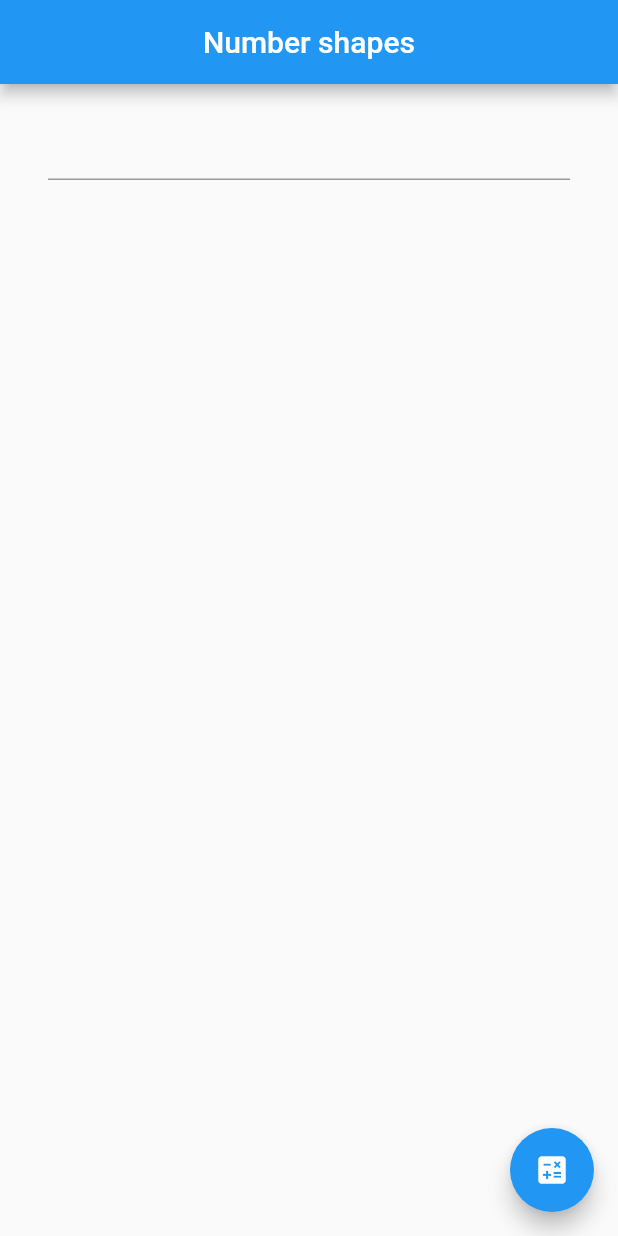
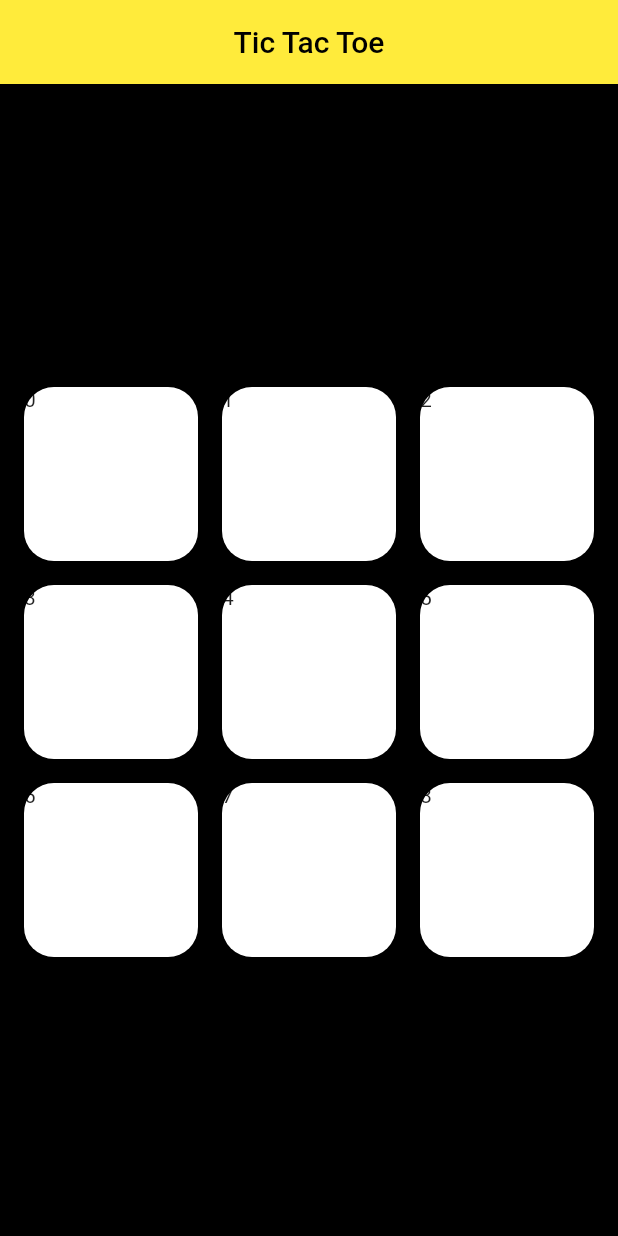
Before and after one commit to smitoi/teme_flutter, a Flutter app: the screen it shows after launch, on a phone screen of 412 x 824 dp. Run offline on Flutter 3.47's test engine with Material 2 defaults, Android fonts, the phone set to English and light mode, and no system bars; missing offline and left inert: audioplayer.

Commit message:
Added homework 3

```diff
--- a/lib/main.dart
+++ b/lib/main.dart
@@ -1,4 +1,4 @@
-import './tema02/number_shapes.dart' as app;
+import './tema03/tic_tac_toe.dart' as app;
 
 void main() {
   app.main();
--- /dev/null
+++ b/lib/tema03/basic_phrases.dart
@@ -0,0 +1,111 @@
+import 'package:flutter/material.dart';
+import 'package:audioplayer/audioplayer.dart';
+
+void main() {
+  runApp(const MyApp());
+}
+
+class MyApp extends StatelessWidget {
+  const MyApp({Key key}) : super(key: key);
+
+  @override
+  Widget build(BuildContext context) {
+    return const MaterialApp(
+      home: HomePage(),
+    );
+  }
+}
+
+class HomePage extends StatefulWidget {
+  const HomePage({Key key}) : super(key: key);
+
+  @override
+  _HomePageState createState() => _HomePageState();
+}
+
+class Phrase {
+  Phrase(this.phrase, this.url);
+
+  final String phrase;
+  final String url;
+}
+
+class _HomePageState extends State<HomePage> {
+  final AudioPlayer audioPlugin = AudioPlayer();
+  final List<Phrase> phrases = [
+    Phrase('Hello.',
+        'https://translate.google.com/translate_tts?ie=UTF-8&client=tw-ob&q=Hello&tl=en&total=1&idx=0&textlen=5'),
+    Phrase('Hallo.',
+        'https://translate.google.com/translate_tts?ie=UTF-8&client=tw-ob&q=Hallo&tl=de&total=1&idx=0&textlen=5'),
+    Phrase('How are you?',
+        'https://translate.google.com/translate_tts?ie=UTF-8&client=tw-ob&q=How%20are%20you%3F&tl=en&total=1&idx=0&textlen=12'),
+    Phrase('Wie geht es dir?',
+        'https://translate.google.com/translate_tts?ie=UTF-8&client=tw-ob&q=Wie%20geht%20es%20dir%3F&tl=de&total=1&idx=0&textlen=16'),
+    Phrase("I'm good thank you",
+        'https://translate.google.com/translate_tts?ie=UTF-8&client=tw-ob&q=i%27m%20good%20thank%20you&tl=en&total=1&idx=0&textlen=18'),
+    Phrase('Mir geht es gut, danke',
+        'https://translate.google.com/translate_tts?ie=UTF-8&client=tw-ob&q=mir%20geht%20es%20gut%2C%20danke&tl=de&total=1&idx=0&textlen=22'),
+    Phrase('This is a Flutter demo.',
+        'https://translate.google.com/translate_tts?ie=UTF-8&client=tw-ob&q=This%20is%20a%20Flutter%20demo.&tl=en&total=1&idx=0&textlen=23'),
+    Phrase('Dies ist eine Flutter-Demo.',
+        'https://translate.google.com/translate_tts?ie=UTF-8&client=tw-ob&q=Dies%20ist%20eine%20Flutter-Demo.&tl=de&total=1&idx=0&textlen=27'),
+    Phrase('Generic robot voice.',
+        'https://translate.google.com/translate_tts?ie=UTF-8&client=tw-ob&q=Generic%20robot%20voice.&tl=en&total=1&idx=0&textlen=20'),
+    Phrase('Generische Roboterstimme.',
+        'https://translate.google.com/translate_tts?ie=UTF-8&client=tw-ob&q=Generische%20Roboterstimme.&tl=de&total=1&idx=0&textlen=25')
+  ];
+
+  @override
+  Widget build(BuildContext context) {
+    return Scaffold(
+      appBar: AppBar(
+        title: const Text("Basic phrases"),
+        centerTitle: true,
+        backgroundColor: Color.fromARGB(255, 30, 16, 20),
+      ),
+      body: GridView.builder(
+        padding: const EdgeInsets.all(16.0),
+        itemCount: phrases.length,
+        gridDelegate: SliverGridDelegateWithFixedCrossAxisCount(
+          crossAxisCount: 2,
+          crossAxisSpacing: 16,
+          mainAxisSpacing: 16,
+        ),
+        itemBuilder: (BuildContext context, int index) {
+          return InkWell(
+            child: Ink(
+              child: Column(
+                  mainAxisAlignment: MainAxisAlignment.center,
+                  crossAxisAlignment: CrossAxisAlignment.center,
+                  children: <Widget>[
+                    Text(phrases[index].phrase,
+                        textAlign: TextAlign.center,
+                        style: TextStyle(
+                          color: Colors.white,
+                        )),
+                  ]),
+              decoration: BoxDecoration(
+                borderRadius: BorderRadius.circular(24.0),
+                gradient: LinearGradient(
+                    begin: Alignment.topRight,
+                    end: Alignment.bottomLeft,
+                    colors: [
+                      Color.fromARGB(255, 183, 148, 146),
+                      Color.fromARGB(255, 145, 124, 120)
+                    ]),
+              ),
+            ),
+            onTap: () {
+              setState(() {
+                if (audioPlugin.state == AudioPlayerState.PLAYING) {
+                  audioPlugin.stop();
+                }
+                audioPlugin.play(phrases[index].url);
+              });
+            },
+          );
+        },
+      ),
+    );
+  }
+}
--- /dev/null
+++ b/lib/tema03/tic_tac_toe.dart
@@ -0,0 +1,208 @@
+import 'package:flutter/material.dart';
+
+void main() {
+  runApp(const MyApp());
+}
+
+class MyApp extends StatelessWidget {
+  const MyApp({Key key}) : super(key: key);
+
+  @override
+  Widget build(BuildContext context) {
+    return const MaterialApp(
+      home: HomePage(),
+    );
+  }
+}
+
+class HomePage extends StatefulWidget {
+  const HomePage({Key key}) : super(key: key);
+
+  @override
+  _HomePageState createState() => _HomePageState();
+}
+
+class _HomePageState extends State<HomePage> {
+  final Color firstPlayerColor = Colors.green;
+  final Color secondPlayerColor = Colors.red;
+  bool firstPlayerTurn = true;
+  bool gamePlaying = false;
+  final String buttonMessage = 'Play';
+  String _winner;
+  String _winnerText;
+  List<int> board;
+
+  List<Color> boardColors;
+
+  void _reset() {
+    setState(() {
+      boardColors = [
+        Colors.white,
+        Colors.white,
+        Colors.white,
+        Colors.white,
+        Colors.white,
+        Colors.white,
+        Colors.white,
+        Colors.white,
+        Colors.white
+      ];
+      board = [0, 0, 0, 0, 0, 0, 0, 0, 0];
+      gamePlaying = true;
+      _winner = '';
+      _winnerText = '';
+    });
+  }
+
+  void initState() {
+    super.initState();
+    _reset();
+  }
+
+  int _whoWins() {
+    bool draw = true;
+    String winType = null;
+    List<int> winPos;
+
+    for (int i = 0; i < 9; i += 3) {
+      if (board[i] != 0 &&
+          (board[i] == board[i + 1] && board[i + 1] == board[i + 2])) {
+        winType = 'row';
+        winPos = [i, i + 1, i + 2];
+        break;
+      }
+    }
+
+    for (int i = 0; i < 3; i++) {
+      if (board[i] != 0 &&
+          (board[i] == board[i + 3] && board[i + 3] == board[i + 6])) {
+        winType = 'column';
+        winPos = [i, i + 3, i + 6];
+        break;
+      }
+    }
+
+    if (board[0] != 0 && (board[0] == board[4] && board[4] == board[8])) {
+      winType = 'diag1';
+      winPos = [0, 4, 8];
+    }
+
+    if (board[2] != 0 && (board[2] == board[4] && board[4] == board[6])) {
+      winType = 'diag2';
+      winPos = [2, 4, 6];
+    }
+
+    for (int i = 0; i < 9; i++)
+      if (board[i] == 0) {
+        draw = false;
+      }
+
+    if (draw == true) {
+      return 0;
+    } else if (winPos != null) {
+      for (int i = 0; i < 9; i++) {
+        if (!winPos.contains(i)) {
+          boardColors[i] = Colors.white;
+        }
+      }
+      return board[winPos[0]];
+    } else {
+      return (-1);
+    }
+  }
+
+  void _playerAction(int boardPosition) {
+    if (board[boardPosition] == 0 && gamePlaying) {
+      if (firstPlayerTurn) {
+        setState(() {
+          board[boardPosition] = 1;
+          boardColors[boardPosition] = firstPlayerColor;
+        });
+      } else {
+        setState(() {
+          board[boardPosition] = 2;
+          boardColors[boardPosition] = secondPlayerColor;
+        });
+      }
+      firstPlayerTurn = !firstPlayerTurn;
+    }
+
+    int winner = _whoWins();
+    if (winner != -1 && winner != 0) {
+      if (winner == 1)
+        _winner = 'Player 1';
+      else if (winner == 2) {
+        _winner = 'Player 2';
+      }
+      _winnerText = 'The winner is $_winner';
+      gamePlaying = false;
+    } else if (winner == 0) {
+      _winnerText = 'The game ended in a draw';
+      gamePlaying = false;
+    }
+  }
+
+  @override
+  Widget build(BuildContext context) {
+    return Scaffold(
+      appBar: AppBar(
+        centerTitle: true,
+        title: const Text(
+          'Tic Tac Toe',
+          style: TextStyle(
+            color: Colors.black,
+          ),
+        ),
+        backgroundColor: Colors.yellow,
+      ),
+      body: Column(
+        children: <Widget>[
+          Text(
+            _winnerText,
+            style: TextStyle(
+              color: Colors.white,
+            ),
+          ),
+          GridView.builder(
+            shrinkWrap: true,
+            physics: NeverScrollableScrollPhysics(),
+            padding: const EdgeInsets.all(16.0),
+            itemCount: board.length,
+            gridDelegate: SliverGridDelegateWithFixedCrossAxisCount(
+              crossAxisCount: 3,
+              crossAxisSpacing: 16,
+              mainAxisSpacing: 16,
+            ),
+            itemBuilder: (BuildContext context, int index) {
+              return GestureDetector(
+                child: AnimatedContainer(
+                  child: Text('$index'),
+                  decoration: BoxDecoration(
+                    color: boardColors[index],
+                    borderRadius: BorderRadius.circular(20.0),
+                  ),
+                  duration: Duration(milliseconds: 500),
+                ),
+                onTap: () {
+                  _playerAction(index);
+                },
+              );
+            },
+          ),
+          Visibility(
+            visible: !gamePlaying,
+            child: RaisedButton(
+              child: Text(buttonMessage),
+              onPressed: () {
+                _reset();
+              },
+            ),
+          ),
+        ],
+        crossAxisAlignment: CrossAxisAlignment.center,
+        mainAxisAlignment: MainAxisAlignment.spaceEvenly,
+      ),
+      backgroundColor: Colors.black,
+    );
+  }
+}
--- a/lib/template.dart
+++ b/lib/template.dart
@@ -1,4 +1,3 @@
-import 'dart:math';
 import 'package:flutter/material.dart';
 
 void main() {
@@ -32,7 +31,7 @@ class _HomePageState extends State<HomePage> {
       appBar: AppBar(
         centerTitle: true,
         title: const Text(
-          'Currency Converter',
+          'Template For New App',
         ),
       ),
     );
--- a/pubspec.yaml
+++ b/pubspec.yaml
@@ -16,6 +16,7 @@ dependencies:
 dev_dependencies:
   flutter_test:
     sdk: flutter
+  audioplayer: 0.8.1
 
 flutter:
   uses-material-design: true
```
Also changed, not shown: img/basic_phrases.jpg (added), img/currency_convertor.jpg (added), img/guess_my_number.jpg (added), img/number_shapes.jpg (added), img/tic_tac_toe.jpg (added), pubspec.lock, 1 other file.
